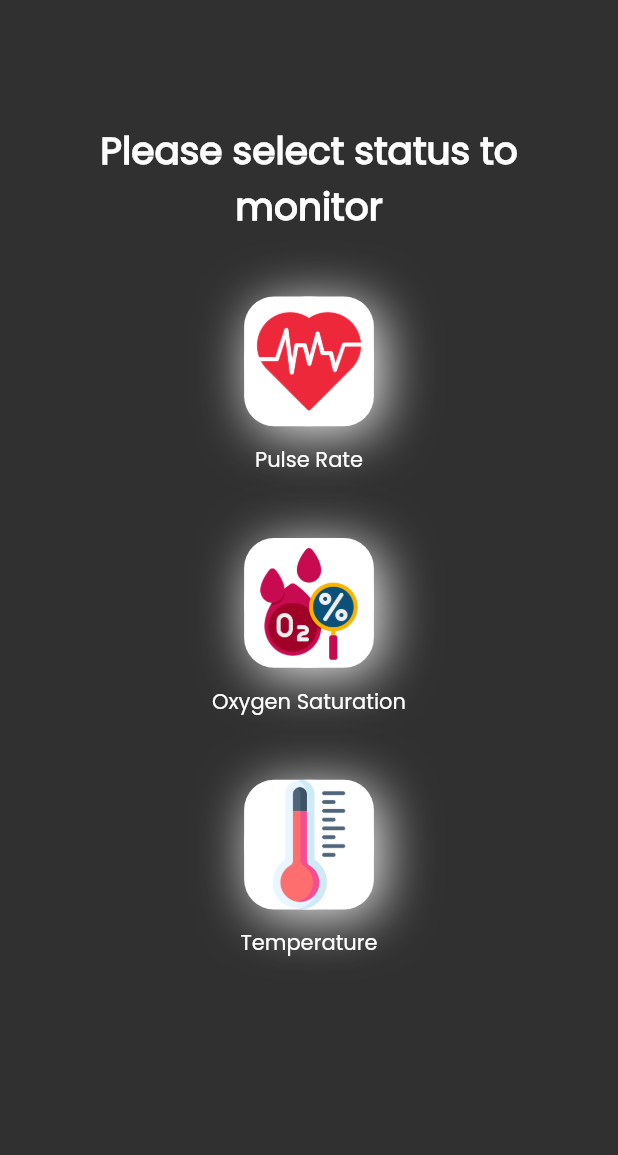
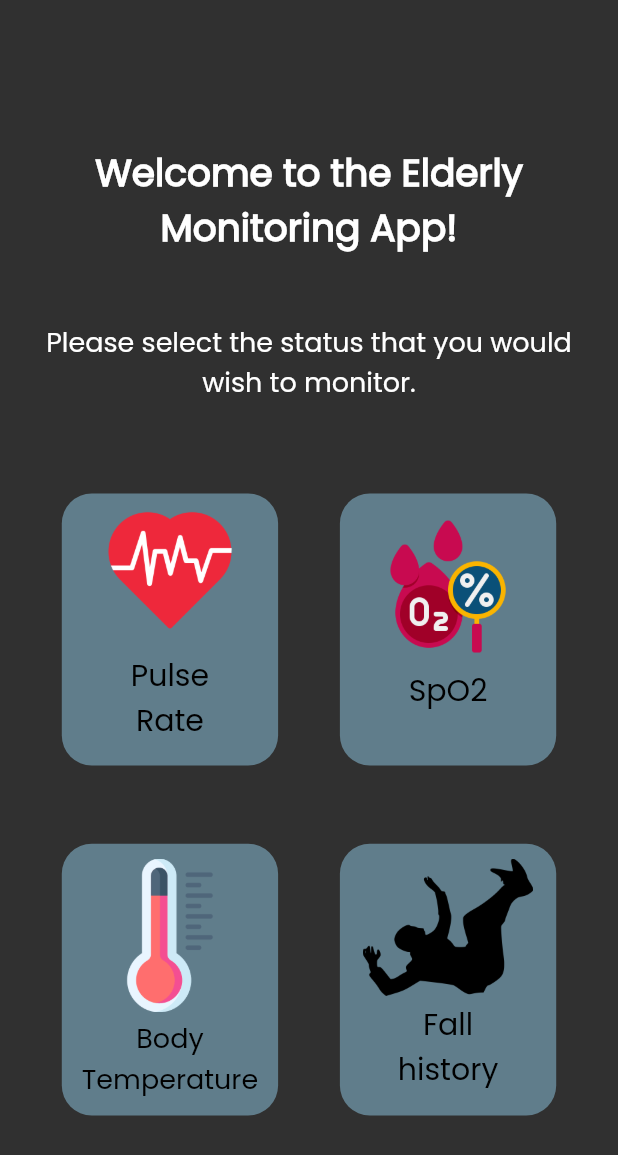
Before and after one commit to MatthewTanXL17/Elderly_Monitoring_Sensor, a Flutter app: the screen it shows after launch, on a phone screen of 412 x 824 dp. Shown: the top 1155 px of the screen. Run offline on Flutter 3.47's test engine with Material 2 defaults, Android fonts, the phone set to English and light mode, and no system bars; our stand-ins replace firebase_core, firebase_database; accounts and stored records are empty.

Commit message:
second commit

```diff
--- a/lib/main.dart
+++ b/lib/main.dart
@@ -1,6 +1,6 @@
-import 'package:appcode/pages/components/heartrate.dart';
+import 'package:appcode/pages/history/heartrate.dart';
 import 'package:appcode/pages/components/oxygen.dart';
-import 'package:appcode/pages/components/temperature.dart';
+import 'package:appcode/pages/history/temperature.dart';
 import 'package:flutter/material.dart';
 import 'package:appcode/pages/home.dart';
 import 'package:firebase_core/firebase_core.dart';
@@ -21,9 +21,9 @@ Future<void> main() async {
       ),
       home: Home(),
       routes: {
-        '/pulse': (context) => HeartRate(),
-        '/oxygen': (context) => Oxygen(),
-        '/temp': (context) => Temperature(),
+        '/pulseHistory': (context) => HeartRate(),
+        '/oxygenHistory': (context) => Oxygen(),
+        '/tempHistory': (context) => Temperature(),
       },
     ));
 }
--- /dev/null
+++ b/lib/pages/body.dart
@@ -0,0 +1,101 @@
+import 'package:flutter/material.dart';
+import 'package:appcode/pages/components/home_buttons.dart';
+
+class HomeBody extends StatelessWidget {
+  const HomeBody({Key? key}) : super(key: key);
+
+  @override
+  Widget build(BuildContext context) {
+    Size size = MediaQuery.of(context).size;
+    return Padding(
+      padding: EdgeInsets.symmetric(horizontal: size.width * 0.05),
+      child: Column(
+        mainAxisAlignment: MainAxisAlignment.spaceAround,
+        children: [
+          SizedBox(height: size.height * 0.1),
+          const Center(
+            child: Text(
+              "Welcome to the Elderly Monitoring App!",
+              textAlign: TextAlign.center,
+              style: TextStyle(
+                fontWeight: FontWeight.bold,
+                fontSize: 25,
+              ),
+            ),
+          ),
+          SizedBox(
+            height: size.height * 0.03,
+          ),
+          Center(
+            child: Text(
+              "Please select the status that you would wish to monitor.",
+              textAlign: TextAlign.center,
+              style: TextStyle(fontSize: 18),
+            ),
+          ),
+          SizedBox(
+            height: size.height * 0.05,
+          ),
+          Row(
+            mainAxisAlignment: MainAxisAlignment.spaceAround,
+            children: [
+              MenuButtons(
+                onTap: () {
+                  Navigator.pushNamed(context, '/pulseHistory');
+                },
+                heightfromtop: 0,
+                size: size,
+                title: 'Pulse\nRate',
+                icon: 'assets/pulse-rate.png',
+                fontsize: 20,
+                imagescale: 5,
+              ),
+              MenuButtons(
+                onTap: () {
+                  Navigator.pushNamed(context, '/oxygenHistory');
+                },
+                heightfromtop: 10,
+                size: size,
+                title: 'SpO2',
+                icon: 'assets/oxygen-saturation.png',
+                fontsize: 20,
+                imagescale: 5,
+              ),
+            ],
+          ),
+          SizedBox(height: size.height * 0.04,),
+          Row(
+            mainAxisAlignment: MainAxisAlignment.spaceAround,
+            children: [
+              MenuButtons(
+                onTap: () {
+                  Navigator.pushNamed(context, '/tempHistory');
+                },
+                heightfromtop: 10,
+                size: size,
+                title: 'Body Temperature',
+                icon: 'assets/thermometer.png',
+                fontsize: 18,
+                imagescale: 5,
+              ),
+              MenuButtons(
+                onTap: () {
+                  Navigator.pushNamed(context, '/pulse');
+                },
+                heightfromtop: 10,
+                size: size,
+                title: 'Fall\nhistory',
+                icon: 'assets/falling.png',
+                fontsize: 20,
+                imagescale: 9,
+              ),
+            ],
+          ),
+          SizedBox(
+            height: size.height * 0.08,
+          ),
+        ],
+      ),
+    );
+  }
+}
--- a/lib/pages/components/body.dart
+++ /dev/null
@@ -1,146 +0,0 @@
-import 'package:flutter/material.dart';
-
-class HomeBody extends StatelessWidget {
-  const HomeBody({Key? key}) : super(key: key);
-
-  @override
-  Widget build(BuildContext context) {
-    Size size = MediaQuery.of(context).size;
-    return Padding(
-      padding: EdgeInsets.symmetric(horizontal: size.width * 0.05),
-      child: Column(
-        children: [
-          SizedBox(height: size.height * 0.1),
-          const Center(
-            child: Text(
-              "Please select status to monitor",
-              textAlign: TextAlign.center,
-              style: TextStyle(
-                fontWeight: FontWeight.bold,
-                fontSize: 25,
-              ),
-            ),
-          ),
-          SizedBox(
-            height: size.height * 0.05,
-          ),
-          Row(
-            mainAxisAlignment: MainAxisAlignment.center,
-            children: [
-              Column(
-                children: [
-                  GestureDetector(
-                    onTap: () {
-                      Navigator.pushNamed(context, '/pulse');
-                    },
-                    child: Container(
-                        height: size.height * 0.105,
-                        width: size.width * 0.21,
-                        decoration: BoxDecoration(
-                          color: Colors.white,
-                          borderRadius: BorderRadius.circular(20),
-                          boxShadow: [
-                            BoxShadow(
-                              color: Colors.grey.shade200,
-                              blurRadius: 30,
-                              offset: Offset(5, 5),
-                            ),
-                          ],
-                        ),
-                        child: const CircleAvatar(
-                          backgroundImage: AssetImage('assets/pulse-rate.png'),
-                          backgroundColor: Colors.white,
-                        )),
-                  ),
-                  SizedBox(
-                    height: size.height * 0.015,
-                  ),
-                  const Text("Pulse Rate")
-                ],
-              ),
-            ],
-          ),
-          SizedBox(
-            height: size.height * 0.05,
-          ),
-          Row(
-            mainAxisAlignment: MainAxisAlignment.center,
-            children: [
-              Column(
-                children: [
-                  GestureDetector(
-                    onTap: () {
-                      Navigator.pushNamed(context, '/oxygen');
-                    },
-                    child: Container(
-                        height: size.height * 0.105,
-                        width: size.width * 0.21,
-                        decoration: BoxDecoration(
-                          color: Colors.white,
-                          borderRadius: BorderRadius.circular(20),
-                          boxShadow: [
-                            BoxShadow(
-                              color: Colors.grey.shade200,
-                              blurRadius: 30,
-                              offset: const Offset(5, 5),
-                            ),
-                          ],
-                        ),
-                        child: const CircleAvatar(
-                          backgroundImage:
-                              AssetImage('assets/oxygen-saturation.png'),
-                          backgroundColor: Colors.white,
-                        )),
-                  ),
-                  SizedBox(
-                    height: size.height * 0.015,
-                  ),
-                  const Text("Oxygen Saturation")
-                ],
-              ),
-            ],
-          ),
-          SizedBox(
-            height: size.height * 0.05,
-          ),
-          Row(
-            mainAxisAlignment: MainAxisAlignment.center,
-            children: [
-              Column(
-                children: [
-                  GestureDetector(
-                    onTap: () {
-                      Navigator.pushNamed(context, '/temp');
-                    },
-                    child: Container(
-                        height: size.height * 0.105,
-                        width: size.width * 0.21,
-                        decoration: BoxDecoration(
-                          color: Colors.white,
-                          borderRadius: BorderRadius.circular(20),
-                          boxShadow: [
-                            BoxShadow(
-                              color: Colors.grey.shade200,
-                              blurRadius: 30,
-                              offset: Offset(5, 5),
-                            ),
-                          ],
-                        ),
-                        child: CircleAvatar(
-                          backgroundImage: AssetImage('assets/thermometer.png'),
-                          backgroundColor: Colors.white,
-                        )),
-                  ),
-                  SizedBox(
-                    height: size.height * 0.015,
-                  ),
-                  Text("Temperature")
-                ],
-              ),
-            ],
-          ),
-        ],
-      ),
-    );
-  }
-}
--- /dev/null
+++ b/lib/pages/components/home_buttons.dart
@@ -0,0 +1,57 @@
+import 'package:flutter/cupertino.dart';
+import 'package:flutter/material.dart';
+
+
+class MenuButtons extends StatelessWidget {
+  const MenuButtons({
+    Key? key,
+    required this.heightfromtop,
+    required this.size,
+    required this.icon,
+    required this.title,
+    required this.fontsize,
+    required this.imagescale,
+    this.onTap,
+  }) : super(key: key);
+
+  final Size size;
+  final String icon;
+  final String title;
+  final double fontsize;
+  final double imagescale;
+  final VoidCallback? onTap;
+  final double heightfromtop;
+
+  @override
+  Widget build(BuildContext context) {
+    return Column(
+      children: [
+        GestureDetector(
+          onTap: onTap,
+          child: Container(
+            height: size.height * 0.22,
+            width: size.width * 0.35,
+            decoration: BoxDecoration(
+                color: Colors.blueGrey,
+                borderRadius: BorderRadius.circular(20)),
+            child: Column(
+              children: [
+                SizedBox(height: heightfromtop),
+                Image.asset(icon,scale: imagescale,),
+                SizedBox(height: 4),
+                Text(
+                  title,
+                  textAlign: TextAlign.center,
+                  style: TextStyle(
+                      color: Colors.black,
+                      fontSize: fontsize,
+                  ),
+                )
+              ],
+            ),
+          ),
+        )
+      ],
+    );
+  }
+}
--- a/lib/pages/home.dart
+++ b/lib/pages/home.dart
@@ -1,4 +1,4 @@
-import 'package:appcode/pages/components/body.dart';
+import 'package:appcode/pages/body.dart';
 import 'package:flutter/material.dart';
 
 class Home extends StatelessWidget {
```
Also changed, not shown: assets/falling.png (added), lib/pages/history/heartrate.dart (renamed from lib/pages/components/heartrate.dart), lib/pages/history/oxygen.dart (renamed from lib/pages/components/oxygen.dart), lib/pages/history/temperature.dart (renamed from lib/pages/components/temperature.dart).
